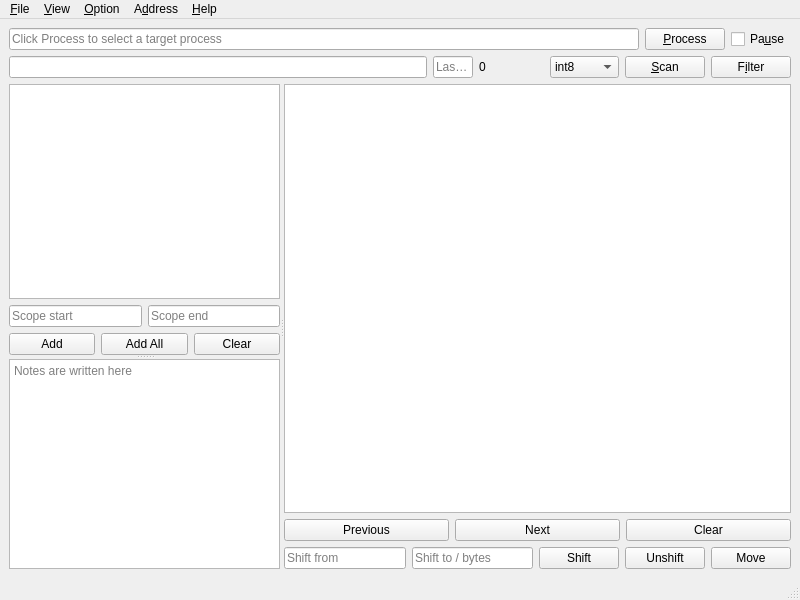
Above: ui/main-qt.ui from allencch/med before the change. Below: the same form after it.
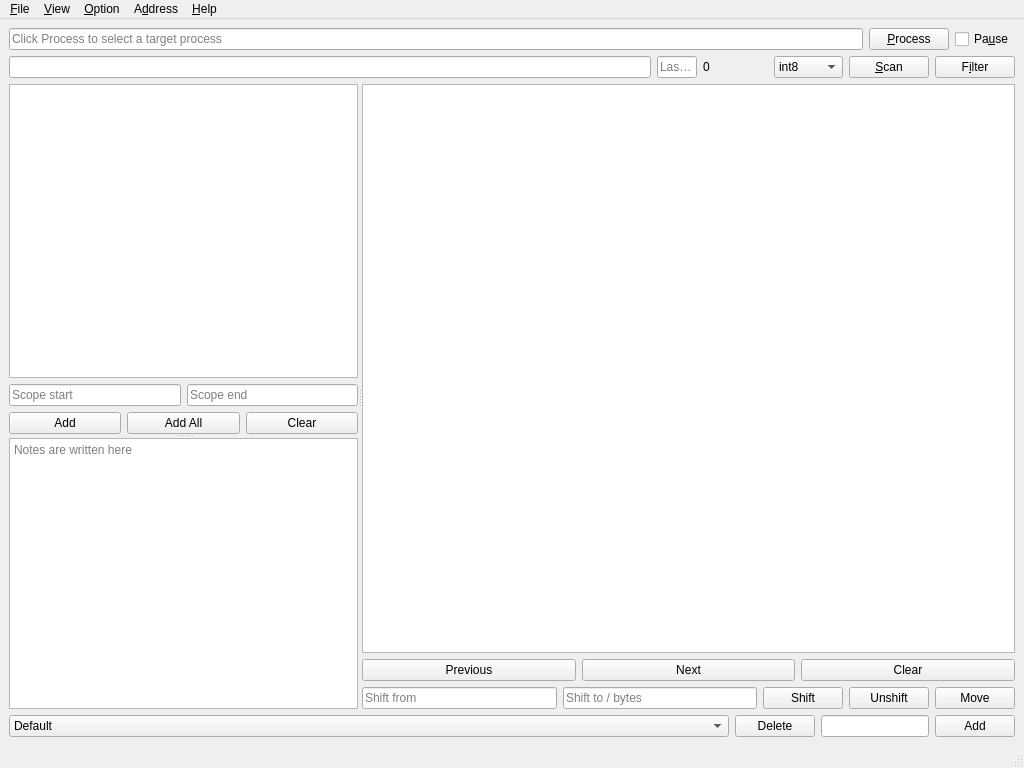
That is the form after the change.

Commit message:
Larger window
Add named scans UI

What changed in the file:
```diff
--- a/ui/main-qt.ui
+++ b/ui/main-qt.ui
@@ -6,8 +6,8 @@
    <rect>
     <x>0</x>
     <y>0</y>
-    <width>800</width>
-    <height>600</height>
+    <width>1024</width>
+    <height>768</height>
    </rect>
   </property>
   <property name="windowTitle">
@@ -321,6 +321,52 @@
       </item>
      </layout>
     </item>
+    <item row="1" column="0">
+     <layout class="QHBoxLayout" name="horizontalLayout_7">
+      <item>
+       <widget class="QComboBox" name="namedScans">
+        <property name="sizePolicy">
+         <sizepolicy hsizetype="Expanding" vsizetype="Fixed">
+          <horstretch>0</horstretch>
+          <verstretch>0</verstretch>
+         </sizepolicy>
+        </property>
+        <property name="toolTip">
+         <string>Named scans</string>
+        </property>
+        <item>
+         <property name="text">
+          <string>Default</string>
+         </property>
+        </item>
+       </widget>
+      </item>
+      <item>
+       <widget class="QPushButton" name="namedScan_delete">
+        <property name="text">
+         <string>Delete</string>
+        </property>
+       </widget>
+      </item>
+      <item>
+       <widget class="QLineEdit" name="namedScan_name">
+        <property name="sizePolicy">
+         <sizepolicy hsizetype="Minimum" vsizetype="Fixed">
+          <horstretch>0</horstretch>
+          <verstretch>0</verstretch>
+         </sizepolicy>
+        </property>
+       </widget>
+      </item>
+      <item>
+       <widget class="QPushButton" name="namedScan_add">
+        <property name="text">
+         <string>Add</string>
+        </property>
+       </widget>
+      </item>
+     </layout>
+    </item>
    </layout>
   </widget>
   <widget class="QMenuBar" name="menubar">
@@ -328,7 +374,7 @@
     <rect>
      <x>0</x>
      <y>0</y>
-     <width>800</width>
+     <width>1024</width>
      <height>27</height>
     </rect>
    </property>
```
